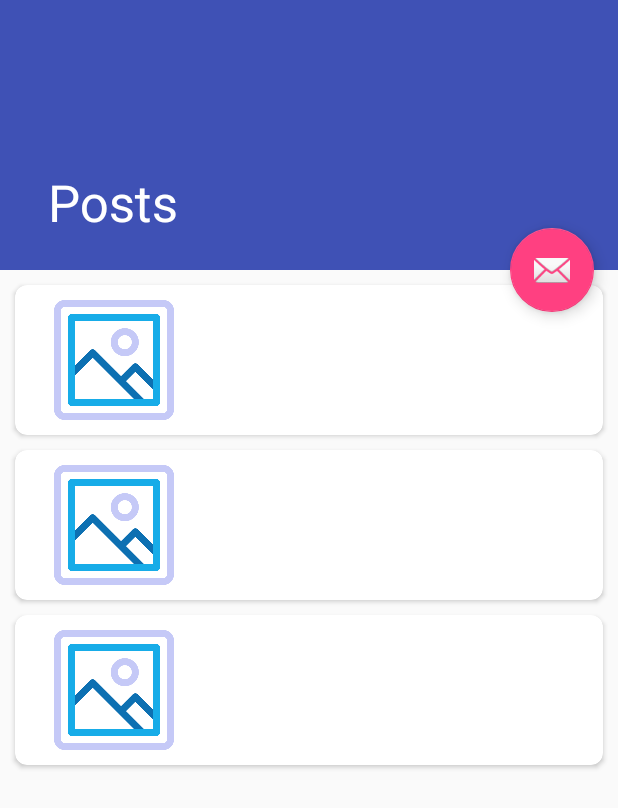
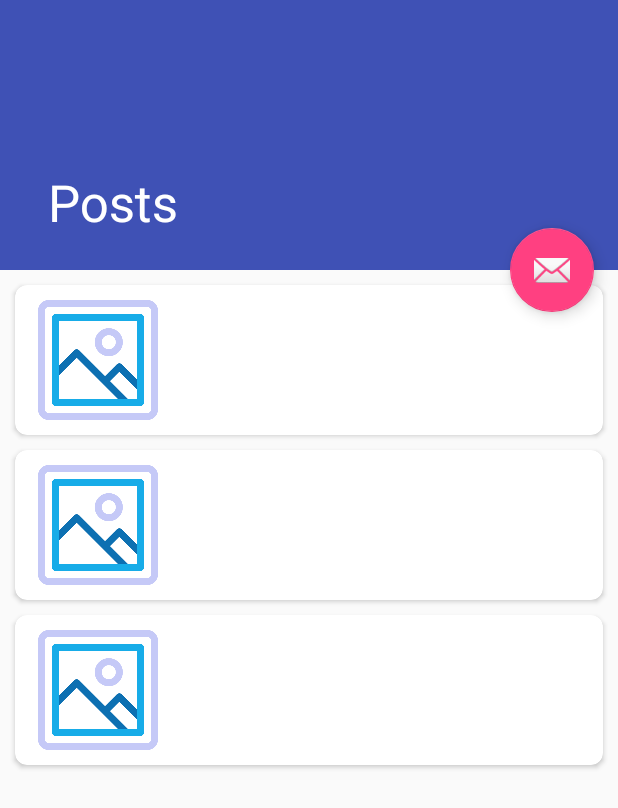
Before and after one commit to dino-sunny/Great, an Android app: the layout fragment_post.xml on its own in the app's theme, with its tools: preview values and no code run, on a phone screen of 412 x 824 dp. Shown: the top 808 px of the screen. Run offline under Robolectric (Android 15) with nearby library versions, the phone set to English and light mode, and no system bars.

Commit message:
minor improvements

```diff
--- a/app/build.gradle
+++ b/app/build.gradle
@@ -37,7 +37,7 @@ android {
     }
     buildTypes {
         release {
-            minifyEnabled false
+            minifyEnabled true
             proguardFiles getDefaultProguardFile('proguard-android-optimize.txt'), 'proguard-rules.pro'
 //            signingConfig signingConfigs.release
         }
--- a/app/src/main/java/com/dino/great/module/detail/PostDetailFragment.kt
+++ b/app/src/main/java/com/dino/great/module/detail/PostDetailFragment.kt
@@ -4,20 +4,16 @@ import android.os.Bundle
 import android.view.LayoutInflater
 import android.view.View
 import android.view.ViewGroup
-import android.widget.Toolbar
 import androidx.fragment.app.Fragment
 import androidx.lifecycle.ViewModelProvider
 import androidx.navigation.fragment.findNavController
-import androidx.navigation.ui.AppBarConfiguration
 import com.dino.great.R
 import com.dino.great.databinding.FragmentPostDetailBinding
 import com.dino.great.module.list.Post
 import com.dino.great.utilities.ImageHandler
 import com.dino.great.utilities.NetworkCheck
 import com.google.gson.Gson
-import kotlinx.android.synthetic.main.fragment_post.*
 import kotlinx.android.synthetic.main.fragment_post_detail.*
-import kotlinx.android.synthetic.main.fragment_post_detail.animationView
 
 class PostDetailFragment : Fragment() {
     private lateinit var binding: FragmentPostDetailBinding
--- a/app/src/main/java/com/dino/great/module/list/FakePostData.kt
+++ b/app/src/main/java/com/dino/great/module/list/FakePostData.kt
@@ -1,6 +1,4 @@
 package com.dino.great.module.list
-
-import com.dino.great.module.list.Post
 
 object FakePostData {
 
--- a/app/src/main/java/com/dino/great/module/list/PostListingFragment.kt
+++ b/app/src/main/java/com/dino/great/module/list/PostListingFragment.kt
@@ -14,7 +14,6 @@ import com.dino.great.utilities.AppUtils.Companion.postAndPhotos
 import com.dino.great.utilities.NetworkCheck
 import com.google.gson.Gson
 import kotlinx.android.synthetic.main.fragment_post.*
-import java.util.*
 
 class PostListingFragment : Fragment() {
     private lateinit var binding: FragmentPostBinding
--- a/app/src/main/res/layout/fragment_post.xml
+++ b/app/src/main/res/layout/fragment_post.xml
@@ -58,12 +58,12 @@
 
         <com.airbnb.lottie.LottieAnimationView
             android:id="@+id/animationView"
-            android:layout_width="120dp"
-            android:layout_height="120dp"
+            android:layout_width="@dimen/loader_width"
+            android:layout_height="@dimen/loader_height"
             app:lottie_rawRes="@raw/loader"
             app:lottie_autoPlay="true"
             android:visibility="invisible"
-            android:layout_marginBottom="100dp"
+            android:layout_marginBottom="@dimen/margin_loader"
             android:layout_gravity="bottom|center_horizontal"
             app:lottie_loop="true"/>
 
@@ -74,8 +74,8 @@
             android:visibility="gone">
 
             <ImageView
-                android:layout_width="50dp"
-                android:layout_height="50dp"
+                android:layout_width="@dimen/no_internet_icon_width"
+                android:layout_height="@dimen/no_internet_icon_height"
                 android:id="@+id/noInternet"
                 android:contentDescription="@string/no_internet_connection"
                 android:src="@drawable/no_signal"
@@ -87,7 +87,7 @@
                 android:layout_below="@+id/noInternet"
                 android:layout_centerHorizontal="true"
                 android:id="@+id/noInternetText"
-                android:layout_marginTop="10dp"
+                android:layout_marginTop="@dimen/text_margin_top"
                 android:text="@string/no_internet_connection"/>
 
             <Button
@@ -95,9 +95,9 @@
                 android:layout_width="wrap_content"
                 android:layout_height="wrap_content"
                 android:text="@string/retry"
-                android:layout_marginTop="16dp"
+                android:layout_marginTop="@dimen/no_internet_button_margin_top"
                 android:layout_alignParentBottom="true"
-                android:layout_marginBottom="100dp"
+                android:layout_marginBottom="@dimen/margin_loader"
                 android:background="@drawable/button_round"
                 android:layout_centerHorizontal="true"
                 app:layout_constraintTop_toTopOf="parent"
--- a/app/src/main/res/layout/post_item.xml
+++ b/app/src/main/res/layout/post_item.xml
@@ -30,9 +30,9 @@
                 android:id="@+id/postImage"
                 android:layout_width="80dp"
                 android:layout_height="80dp"
-                android:layout_marginStart="26dp"
-                android:layout_marginTop="10dp"
-                android:layout_marginBottom="10dp"
+                android:layout_marginStart="@dimen/post_margin_start"
+                android:layout_marginTop="@dimen/text_margin_top"
+                android:layout_marginBottom="@dimen/text_margin_top"
                 android:src="@drawable/picture"
                 app:layout_constraintBottom_toBottomOf="parent"
                 app:layout_constraintStart_toStartOf="parent"
@@ -43,8 +43,8 @@
                 android:id="@+id/postTitle"
                 android:layout_width="0dp"
                 android:layout_height="wrap_content"
-                android:layout_marginStart="15dp"
-                android:layout_marginEnd="26dp"
+                android:layout_marginStart="@dimen/post_margin_start"
+                android:layout_marginEnd="@dimen/post_margin_end"
                 android:text="@{post.title}"
                 android:textSize="16sp"
                 android:textStyle="bold"
@@ -58,9 +58,9 @@
                 android:id="@+id/postBody"
                 android:layout_width="0dp"
                 android:layout_height="wrap_content"
-                android:layout_marginStart="15dp"
+                android:layout_marginStart="@dimen/post_margin_start"
                 android:layout_marginTop="5dp"
-                android:layout_marginEnd="26dp"
+                android:layout_marginEnd="@dimen/post_margin_end"
                 android:layout_marginBottom="5dp"
                 android:text="@{post.body}"
                 android:maxLines="3"
--- a/app/src/main/res/values/dimens.xml
+++ b/app/src/main/res/values/dimens.xml
@@ -3,4 +3,13 @@
     <dimen name="fab_margin">16dp</dimen>
     <dimen name="detail_backdrop_height">256dp</dimen>
     <dimen name="card_margin">16dp</dimen>
+    <dimen name="margin_loader">100dp</dimen>
+    <dimen name="loader_width">120dp</dimen>
+    <dimen name="loader_height">120dp</dimen>
+    <dimen name="no_internet_icon_width">50dp</dimen>
+    <dimen name="no_internet_icon_height">50dp</dimen>
+    <dimen name="text_margin_top">10dp</dimen>
+    <dimen name="no_internet_button_margin_top">16dp</dimen>
+    <dimen name="post_margin_start">15dp</dimen>
+    <dimen name="post_margin_end">26dp</dimen>
 </resources>
```
Also changed, not shown: app/src/main/res/layout/fragment_post_detail.xml (+11 -11 lines), 1 other file.
